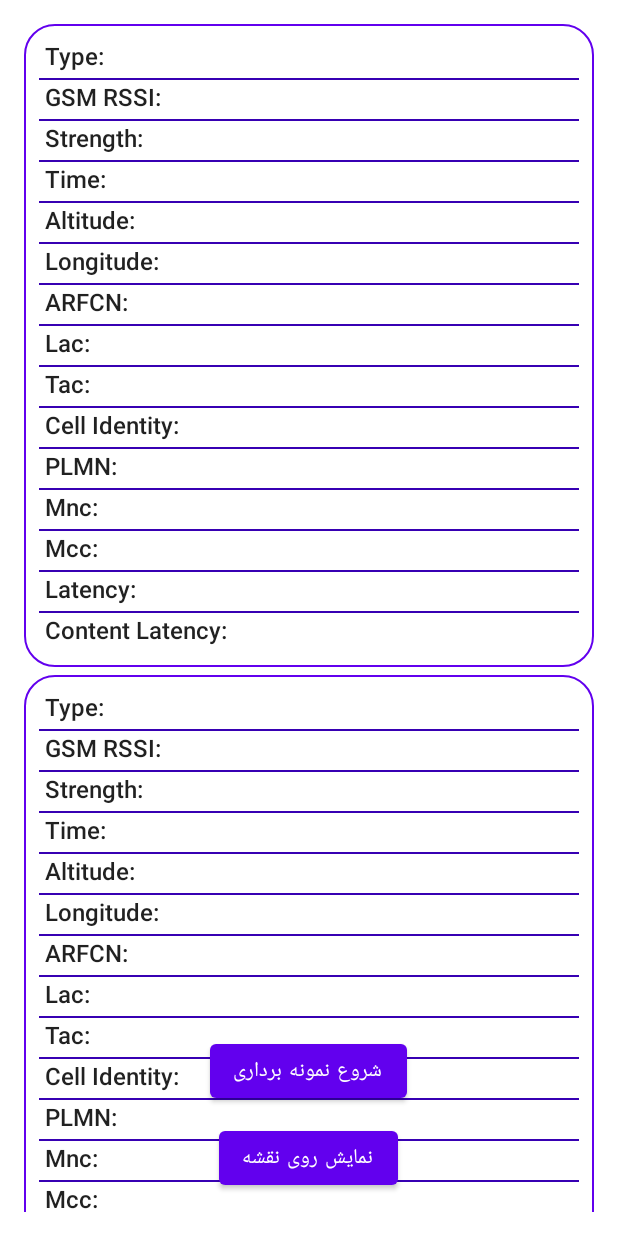
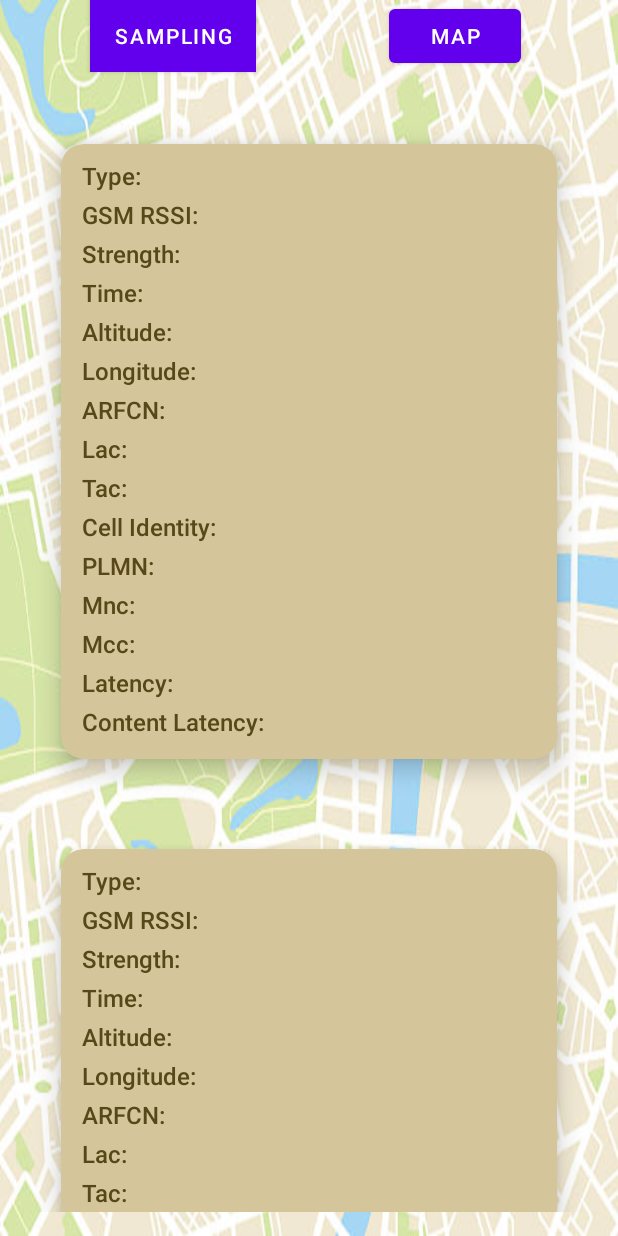
Before and after one commit to rezagh99/Thorium, an Android app: the layout activity_main.xml on its own in the app's theme, with its tools: preview values and no code run, on a phone screen of 412 x 824 dp. Run offline under Robolectric (Android 15) with nearby library versions, the phone set to English and light mode, and no system bars.

Commit message:
Thorium UI

```diff
--- a/Thorium/app/src/main/res/layout/activity_main.xml
+++ b/Thorium/app/src/main/res/layout/activity_main.xml
@@ -6,41 +6,51 @@
     android:layout_height="match_parent"
     tools:context=".MainActivity">
 
-    <androidx.recyclerview.widget.RecyclerView
-        android:id="@+id/recyclerview"
+    <ImageView
         android:layout_width="match_parent"
         android:layout_height="match_parent"
-        android:padding="@dimen/big_padding"
-        app:layout_constraintBottom_toBottomOf="parent"
-        app:layout_constraintLeft_toLeftOf="parent"
-        app:layout_constraintRight_toRightOf="parent"
-        app:layout_constraintTop_toTopOf="parent"
-        tools:listitem="@layout/recyclerview_item" />
+        android:src="@drawable/gomap"
+        android:scaleType="fitXY"/>
 
     <Button
         android:id="@+id/start_sample"
         android:layout_width="wrap_content"
         android:layout_height="wrap_content"
-        android:text="شروع نمونه برداری"
-        app:layout_constraintBottom_toTopOf="@+id/show_map"
+        android:text="Sampling"
+        android:background="@android:color/white"
+        app:layout_constraintTop_toTopOf="@+id/show_map"
         app:layout_constraintEnd_toEndOf="parent"
-        app:layout_constraintHorizontal_bias="0.498"
+        app:layout_constraintHorizontal_bias="0.2"
         app:layout_constraintStart_toStartOf="parent"
-        app:layout_constraintTop_toTopOf="parent"
+        android:layout_gravity="center"
         app:layout_constraintVertical_bias="0.986" />
 
     <Button
         android:id="@+id/show_map"
         android:layout_width="wrap_content"
         android:layout_height="wrap_content"
-        android:layout_marginBottom="28dp"
         android:onClick="showMap"
-        android:text="نمایش روی نقشه"
-        app:layout_constraintBottom_toBottomOf="parent"
+        android:text="Map"
+        app:layout_constraintTop_toTopOf ="parent"
         app:layout_constraintEnd_toEndOf="parent"
-        app:layout_constraintHorizontal_bias="0.498"
+        app:layout_constraintHorizontal_bias="0.8"
+        android:layout_gravity="bottom"
         app:layout_constraintStart_toStartOf="parent" />
 
 
+    <androidx.recyclerview.widget.RecyclerView
+        android:id="@+id/recyclerview"
+        android:layout_width="match_parent"
+        android:layout_height="match_parent"
+        android:layout_marginTop="50dp"
+        android:padding="@dimen/big_padding"
+        app:layout_constraintBottom_toBottomOf="parent"
+        app:layout_constraintHorizontal_bias="1.0"
+        app:layout_constraintLeft_toLeftOf="parent"
+        app:layout_constraintRight_toRightOf="parent"
+        app:layout_constraintTop_toTopOf="parent"
+        app:layout_constraintVertical_bias="0.0"
+        tools:listitem="@layout/recyclerview_item" />
+
 
 </androidx.constraintlayout.widget.ConstraintLayout>
--- a/Thorium/app/src/main/res/layout/recyclerview_item.xml
+++ b/Thorium/app/src/main/res/layout/recyclerview_item.xml
@@ -1,15 +1,28 @@
 <?xml version="1.0" encoding="utf-8"?>
-<LinearLayout xmlns:android="http://schemas.android.com/apk/res/android"
+<androidx.cardview.widget.CardView xmlns:android="http://schemas.android.com/apk/res/android"
     xmlns:app="http://schemas.android.com/apk/res-auto"
     xmlns:tools="http://schemas.android.com/tools"
     android:layout_width="match_parent"
     android:layout_height="wrap_content"
     android:layout_alignParentBottom="false"
     android:layout_marginBottom="5dp"
+    app:cardElevation="10dp"
+    app:cardCornerRadius="15dp"
+    android:layout_margin="10dp"
+    app:cardBackgroundColor="@color/d6bbe4"
+    app:cardMaxElevation="10dp"
+    app:cardPreventCornerOverlap="true"
+    app:cardUseCompatPadding="true"
     android:background="@drawable/item_background"
     android:divider="@drawable/border"
     android:orientation="vertical"
     android:showDividers="middle">
+
+    <LinearLayout
+        android:layout_width="match_parent"
+        android:layout_height="wrap_content"
+        android:orientation="vertical"
+        android:layout_margin="10dp">
 
     <TextView
         android:id="@+id/type"
@@ -18,6 +31,7 @@
         android:layout_height="wrap_content"
         android:fontFamily="sans-serif-medium"
         android:text="@string/type"
+        android:textColor="#584718"
         android:textSize="16sp" />
     <TextView
         android:id="@+id/gsm_rssi"
@@ -25,6 +39,7 @@
         android:layout_width="match_parent"
         android:layout_height="wrap_content"
         android:fontFamily="sans-serif-medium"
+        android:textColor="#584718"
         android:text="@string/gsm_rssi"
         android:textSize="16sp" />
 
@@ -34,6 +49,7 @@
         android:layout_width="match_parent"
         android:layout_height="wrap_content"
         android:fontFamily="sans-serif-medium"
+        android:textColor="#584718"
         android:text="@string/strength"
         android:textSize="16sp" />
 
@@ -43,6 +59,7 @@
         style="@style/word_title"
         android:layout_width="match_parent"
         android:layout_height="wrap_content"
+        android:textColor="#584718"
         android:fontFamily="sans-serif-medium"
         android:text="@string/time"
         android:textSize="16sp" />
@@ -53,6 +70,7 @@
         android:layout_width="match_parent"
         android:layout_height="wrap_content"
         android:fontFamily="sans-serif-medium"
+        android:textColor="#584718"
         android:text="@string/altitude"
         android:textSize="16sp" />
 
@@ -62,6 +80,7 @@
         android:layout_width="match_parent"
         android:layout_height="wrap_content"
         android:fontFamily="sans-serif-medium"
+        android:textColor="#584718"
         android:text="@string/longitude"
         android:textSize="16sp" />
 
@@ -71,6 +90,7 @@
         android:layout_width="match_parent"
         android:layout_height="wrap_content"
         android:fontFamily="sans-serif-medium"
+        android:textColor="#584718"
         android:text="@string/arfcn"
         android:textSize="16sp" />
 
@@ -80,6 +100,7 @@
         android:layout_width="match_parent"
         android:layout_height="wrap_content"
         android:fontFamily="sans-serif-medium"
+        android:textColor="#584718"
         android:text="@string/lac"
         android:textSize="16sp" />
 
@@ -89,12 +110,14 @@
         android:layout_width="match_parent"
         android:layout_height="wrap_content"
         android:fontFamily="sans-serif-medium"
+        android:textColor="#584718"
         android:text="@string/tac"
         android:textSize="16sp" />
     <TextView
         android:id="@+id/cid"
         style="@style/word_title"
         android:layout_width="match_parent"
+        android:textColor="#584718"
         android:layout_height="wrap_content"
         android:fontFamily="sans-serif-medium"
         android:text="@string/cell_identity"
@@ -105,6 +128,7 @@
         android:layout_width="match_parent"
         android:layout_height="wrap_content"
         android:fontFamily="sans-serif-medium"
+        android:textColor="#584718"
         android:text="@string/plmn"
         android:textSize="16sp" />
     <TextView
@@ -113,6 +137,7 @@
         android:layout_width="match_parent"
         android:layout_height="wrap_content"
         android:fontFamily="sans-serif-medium"
+        android:textColor="#584718"
         android:text="@string/mnc"
         android:textSize="16sp" />
     <TextView
@@ -121,6 +146,7 @@
         android:layout_width="match_parent"
         android:layout_height="wrap_content"
         android:fontFamily="sans-serif-medium"
+        android:textColor="#584718"
         android:text="@string/mcc"
         android:textSize="16sp" />
     <TextView
@@ -128,6 +154,7 @@
         style="@style/word_title"
         android:layout_width="match_parent"
         android:layout_height="wrap_content"
+        android:textColor="#584718"
         android:fontFamily="sans-serif-medium"
         android:text="Latency: "
         android:textSize="16sp" />
@@ -138,7 +165,10 @@
         android:layout_width="match_parent"
         android:layout_height="wrap_content"
         android:fontFamily="sans-serif-medium"
+        android:textColor="#584718"
         android:text="Content Latency: "
         android:textSize="16sp" />
 
-</LinearLayout>
+
+    </LinearLayout>
+</androidx.cardview.widget.CardView>
--- a/Thorium/app/src/main/res/values/colors.xml
+++ b/Thorium/app/src/main/res/values/colors.xml
@@ -3,4 +3,5 @@
     <color name="colorPrimary">#6200EE</color>
     <color name="colorPrimaryDark">#3700B3</color>
     <color name="colorAccent">#03DAC5</color>
+    <color name = "d6bbe4">#d4c69a</color>
 </resources>
```
Also changed, not shown: Thorium/app/src/main/res/drawable/gomap.jpg (added), Thorium/app/src/main/res/drawable/thor.png (added).
